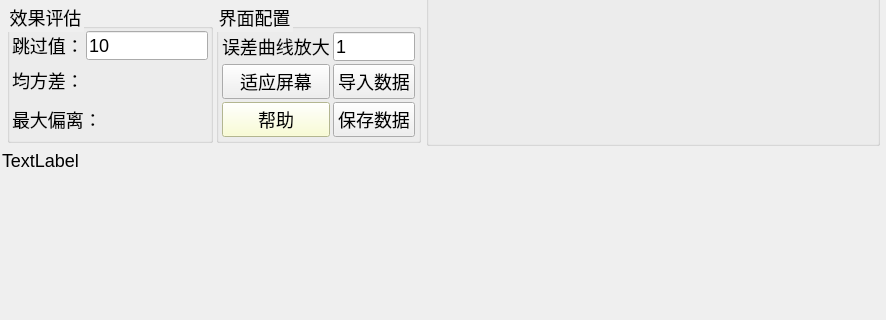
Before: the Qt Designer form pidsim/mainwindow.ui in yangzigy/pidtool, drawn with Qt 5; both pictures show x 0 to 886 and y 174 to 494 of the 886 by 600 pixel window.
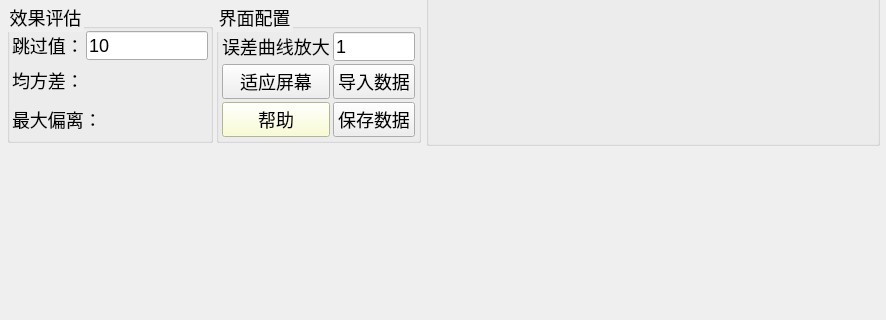
After: the same form once the commit is applied.

Commit message: 更新曲线缩放

The edit to the form file:
```diff
--- a/pidsim/mainwindow.ui
+++ b/pidsim/mainwindow.ui
@@ -39,7 +39,7 @@
     <property name="spacing">
      <number>2</number>
     </property>
-    <item row="2" column="0" colspan="2">
+    <item row="1" column="0" colspan="2">
      <widget class="QFrame" name="gridFrame_2">
       <property name="minimumSize">
        <size>
@@ -443,25 +443,6 @@
       </layout>
      </widget>
     </item>
-    <item row="1" column="0">
-     <widget class="QLabel" name="lb_curve_data">
-      <property name="minimumSize">
-       <size>
-        <width>0</width>
-        <height>20</height>
-       </size>
-      </property>
-      <property name="maximumSize">
-       <size>
-        <width>16777215</width>
-        <height>20</height>
-       </size>
-      </property>
-      <property name="text">
-       <string>TextLabel</string>
-      </property>
-     </widget>
-    </item>
    </layout>
   </widget>
  </widget>
```
The commit also changes 2 other files.
